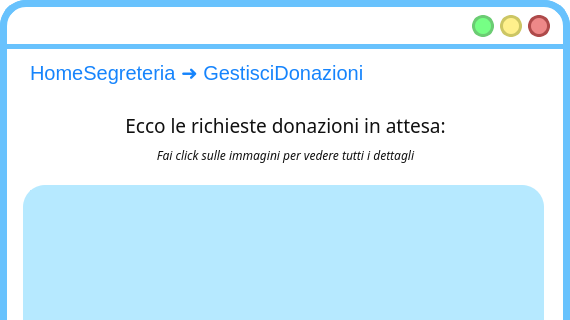
First picture: the form in ui/VistaGestisciDonazioni.ui, repository SbattellaMattia/SoftwareEngineering, before the edit; both pictures show x 0 to 570 and y 0 to 320 of the 570 by 708 pixel window.
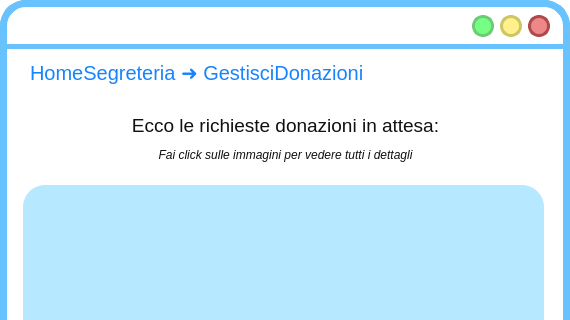
Second picture: the form after the edit. Icons and pictures are not drawn.

Diff of the .ui file:
```diff
--- a/ui/VistaGestisciDonazioni.ui
+++ b/ui/VistaGestisciDonazioni.ui
@@ -274,7 +274,7 @@
 background-color: rgba(255, 255, 255,0);
 font-size: 16px;
 text-align: center;
-font-family: Lato-light;
+font: 25 8pt &quot;Lato Light&quot;;
 </string>
     </property>
     <property name="text">
@@ -302,7 +302,7 @@
 color: rgba(16, 16, 16);
 font-size: 20px;
 text-align: center;
-font-family: Lato-light;
+
 </string>
     </property>
     <property name="text">
```
